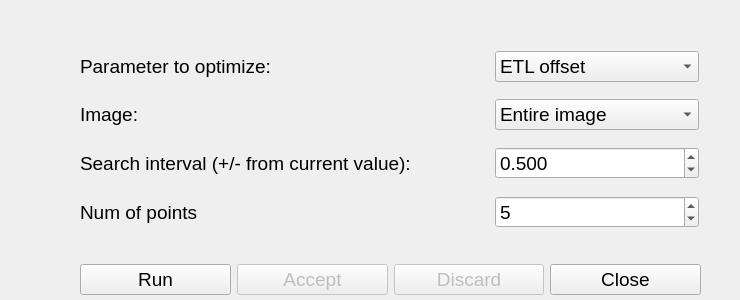
mesoSPIM/mesoSPIM-control, file mesoSPIM/gui/mesoSPIM_Optimizer.ui: the form before one commit.
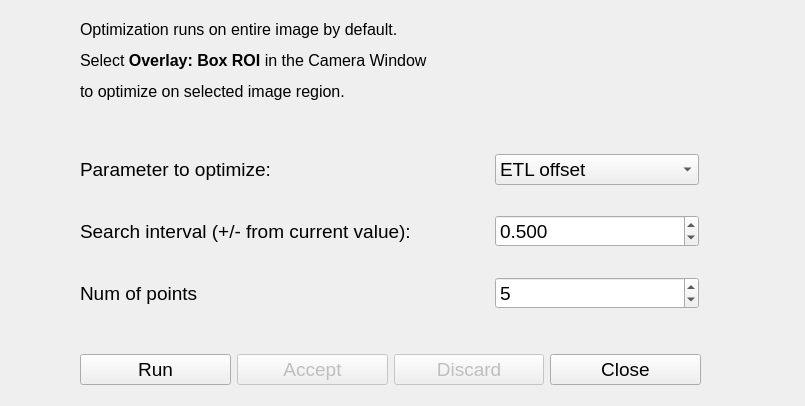
The form after the commit.

Commit message:
added optimization on image ROI (interactive)
Also, the optimization mode changes amplitude and units interactively.

What changed in the file:
```diff
--- a/mesoSPIM/gui/mesoSPIM_Optimizer.ui
+++ b/mesoSPIM/gui/mesoSPIM_Optimizer.ui
@@ -6,8 +6,8 @@
    <rect>
     <x>0</x>
     <y>0</y>
-    <width>740</width>
-    <height>300</height>
+    <width>805</width>
+    <height>406</height>
    </rect>
   </property>
   <property name="windowTitle">
@@ -17,25 +17,25 @@
    <property name="geometry">
     <rect>
      <x>80</x>
-     <y>40</y>
+     <y>130</y>
      <width>619</width>
      <height>203</height>
     </rect>
    </property>
    <layout class="QGridLayout" name="gridLayout">
-    <item row="3" column="0" colspan="2">
-     <widget class="QLabel" name="label_4">
+    <item row="0" column="0" colspan="2">
+     <widget class="QLabel" name="label">
       <property name="font">
        <font>
         <pointsize>14</pointsize>
        </font>
       </property>
       <property name="text">
-       <string>Num of points</string>
+       <string>Parameter to optimize:</string>
       </property>
      </widget>
     </item>
-    <item row="3" column="2">
+    <item row="2" column="2">
      <widget class="QSpinBox" name="nPointsSpinBox">
       <property name="font">
        <font>
@@ -56,7 +56,7 @@
       </property>
      </widget>
     </item>
-    <item row="2" column="2">
+    <item row="1" column="2">
      <widget class="QDoubleSpinBox" name="searchAmpDoubleSpinBox">
       <property name="font">
        <font>
@@ -66,34 +66,39 @@
       <property name="decimals">
        <number>3</number>
       </property>
+      <property name="maximum">
+       <double>500.000000000000000</double>
+      </property>
+      <property name="singleStep">
+       <double>0.010000000000000</double>
+      </property>
       <property name="value">
        <double>0.500000000000000</double>
       </property>
      </widget>
     </item>
-    <item row="1" column="2">
-     <widget class="QComboBox" name="comboBox_2">
-      <property name="minimumSize">
-       <size>
-        <width>200</width>
-        <height>0</height>
-       </size>
+    <item row="2" column="0" colspan="2">
+     <widget class="QLabel" name="label_4">
+      <property name="font">
+       <font>
+        <pointsize>14</pointsize>
+       </font>
       </property>
+      <property name="text">
+       <string>Num of points</string>
+      </property>
+     </widget>
+    </item>
+    <item row="1" column="0" colspan="2">
+     <widget class="QLabel" name="label_3">
       <property name="font">
        <font>
         <pointsize>14</pointsize>
        </font>
       </property>
-      <item>
-       <property name="text">
-        <string>Entire image</string>
-       </property>
-      </item>
-      <item>
-       <property name="text">
-        <string>Current ROI</string>
-       </property>
-      </item>
+      <property name="text">
+       <string>Search interval (+/- from current value):</string>
+      </property>
      </widget>
     </item>
     <item row="0" column="2">
@@ -120,49 +125,13 @@
       </item>
      </widget>
     </item>
-    <item row="2" column="0" colspan="2">
-     <widget class="QLabel" name="label_3">
-      <property name="font">
-       <font>
-        <pointsize>14</pointsize>
-       </font>
-      </property>
-      <property name="text">
-       <string>Search interval (+/- from current value):</string>
-      </property>
-     </widget>
-    </item>
-    <item row="1" column="0" colspan="2">
-     <widget class="QLabel" name="label_2">
-      <property name="font">
-       <font>
-        <pointsize>14</pointsize>
-       </font>
-      </property>
-      <property name="text">
-       <string>Image:</string>
-      </property>
-     </widget>
-    </item>
-    <item row="0" column="0" colspan="2">
-     <widget class="QLabel" name="label">
-      <property name="font">
-       <font>
-        <pointsize>14</pointsize>
-       </font>
-      </property>
-      <property name="text">
-       <string>Parameter to optimize:</string>
-      </property>
-     </widget>
-    </item>
    </layout>
   </widget>
   <widget class="QWidget" name="layoutWidget">
    <property name="geometry">
     <rect>
      <x>80</x>
-     <y>260</y>
+     <y>350</y>
      <width>621</width>
      <height>39</height>
     </rect>
@@ -227,6 +196,24 @@
     </item>
    </layout>
   </widget>
+  <widget class="QLabel" name="label_2">
+   <property name="geometry">
+    <rect>
+     <x>80</x>
+     <y>10</y>
+     <width>631</width>
+     <height>101</height>
+    </rect>
+   </property>
+   <property name="font">
+    <font>
+     <pointsize>14</pointsize>
+    </font>
+   </property>
+   <property name="text">
+    <string>&lt;html&gt;&lt;head/&gt;&lt;body&gt;&lt;p&gt;&lt;span style=&quot; font-size:12pt;&quot;&gt;Optimization runs on entire image by default.&lt;/span&gt;&lt;/p&gt;&lt;p&gt;&lt;span style=&quot; font-size:12pt;&quot;&gt;Select &lt;/span&gt;&lt;span style=&quot; font-size:12pt; font-weight:600;&quot;&gt;Overlay: Box ROI&lt;/span&gt;&lt;span style=&quot; font-size:12pt;&quot;&gt; in the Camera Window &lt;/span&gt;&lt;/p&gt;&lt;p&gt;&lt;span style=&quot; font-size:12pt;&quot;&gt;to optimize on selected image region.&lt;/span&gt;&lt;/p&gt;&lt;/body&gt;&lt;/html&gt;</string>
+   </property>
+  </widget>
  </widget>
  <resources/>
  <connections/>
```
Left out of the diff: 2 changed lines with no effect on the pictures. The commit also changes 2 other files.
